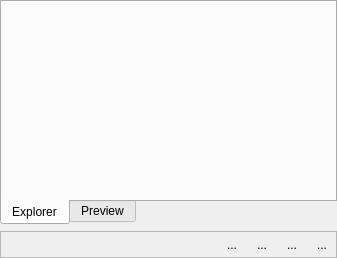
Above: src/terralib/qt/widgets/se/ui/StyleControllerWidgetForm.ui from claudiobogossian/terralib5 before the change. Below: the same form after it.
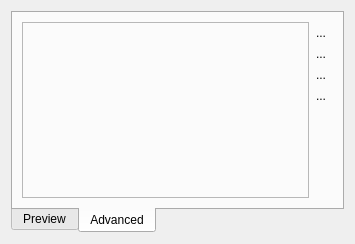
That is the form after the change. The open tabs and pages were chosen to show the change.

Commit message: Change style widget behavior

What changed in the file:
```diff
--- a/src/terralib/qt/widgets/se/ui/StyleControllerWidgetForm.ui
+++ b/src/terralib/qt/widgets/se/ui/StyleControllerWidgetForm.ui
@@ -6,19 +6,14 @@
    <rect>
     <x>0</x>
     <y>0</y>
-    <width>337</width>
-    <height>258</height>
+    <width>355</width>
+    <height>244</height>
    </rect>
   </property>
   <property name="windowTitle">
    <string>Form</string>
   </property>
-  <layout class="QGridLayout" name="gridLayout_8">
-   <property name="margin">
-    <number>0</number>
-   </property>
-   <item row="0" column="0">
-    <layout class="QGridLayout" name="gridLayout_7">
+  <layout class="QGridLayout" name="gridLayout_4">
      <item row="0" column="0">
       <widget class="QTabWidget" name="m_tabWidget">
        <property name="tabPosition">
@@ -27,11 +22,6 @@
        <property name="currentIndex">
         <number>1</number>
        </property>
-       <widget class="QWidget" name="m_explorerTab">
-        <attribute name="title">
-         <string>Explorer</string>
-        </attribute>
-       </widget>
        <widget class="QWidget" name="m_previewTab">
         <attribute name="title">
          <string>Preview</string>
@@ -105,84 +95,89 @@
          </item>
         </layout>
        </widget>
-      </widget>
-     </item>
-     <item row="1" column="0">
-      <widget class="QFrame" name="frame">
-       <property name="frameShape">
-        <enum>QFrame::StyledPanel</enum>
-       </property>
-       <property name="frameShadow">
-        <enum>QFrame::Sunken</enum>
-       </property>
-       <layout class="QGridLayout" name="gridLayout_4">
-        <property name="margin">
-         <number>2</number>
-        </property>
-        <item row="0" column="0">
+     <widget class="QWidget" name="m_explorerTab">
+      <attribute name="title">
+       <string>Advanced</string>
+      </attribute>
          <layout class="QGridLayout" name="gridLayout">
           <item row="0" column="0">
-           <spacer name="horizontalSpacer">
+        <layout class="QHBoxLayout" name="horizontalLayout" stretch="1,0">
+         <property name="spacing">
+          <number>0</number>
+         </property>
+         <item>
+          <widget class="QFrame" name="m_explorerFrame">
+           <property name="frameShape">
+            <enum>QFrame::StyledPanel</enum>
+           </property>
+           <property name="frameShadow">
+            <enum>QFrame::Raised</enum>
+           </property>
+          </widget>
+         </item>
+         <item>
+          <layout class="QVBoxLayout" name="verticalLayout" stretch="0,0,0,0,1">
+           <item>
+            <widget class="QToolButton" name="m_addSymbToolButton">
+             <property name="text">
+              <string>...</string>
+             </property>
+             <property name="autoRaise">
+              <bool>true</bool>
+             </property>
+            </widget>
+           </item>
+           <item>
+            <widget class="QToolButton" name="m_delSymbToolButton">
+             <property name="text">
+              <string>...</string>
+             </property>
+             <property name="autoRaise">
+              <bool>true</bool>
+             </property>
+            </widget>
+           </item>
+           <item>
+            <widget class="QToolButton" name="m_upSymbToolButton">
+             <property name="text">
+              <string>...</string>
+             </property>
+             <property name="autoRaise">
+              <bool>true</bool>
+             </property>
+            </widget>
+           </item>
+           <item>
+            <widget class="QToolButton" name="m_downSymbToolButton">
+             <property name="text">
+              <string>...</string>
+             </property>
+             <property name="autoRaise">
+              <bool>true</bool>
+             </property>
+            </widget>
+           </item>
+           <item>
+            <spacer name="verticalSpacer">
             <property name="orientation">
-             <enum>Qt::Horizontal</enum>
-            </property>
-            <property name="sizeType">
-             <enum>QSizePolicy::MinimumExpanding</enum>
+              <enum>Qt::Vertical</enum>
             </property>
             <property name="sizeHint" stdset="0">
              <size>
               <width>20</width>
-              <height>20</height>
+               <height>40</height>
              </size>
             </property>
            </spacer>
           </item>
-          <item row="0" column="1">
-           <widget class="QToolButton" name="m_upSymbToolButton">
-            <property name="text">
-             <string>...</string>
-            </property>
-            <property name="autoRaise">
-             <bool>true</bool>
-            </property>
-           </widget>
-          </item>
-          <item row="0" column="2">
-           <widget class="QToolButton" name="m_downSymbToolButton">
-            <property name="text">
-             <string>...</string>
-            </property>
-            <property name="autoRaise">
-             <bool>true</bool>
-            </property>
-           </widget>
-          </item>
-          <item row="0" column="3">
-           <widget class="QToolButton" name="m_addSymbToolButton">
-            <property name="text">
-             <string>...</string>
-            </property>
-            <property name="autoRaise">
-             <bool>true</bool>
-            </property>
-           </widget>
-          </item>
-          <item row="0" column="4">
-           <widget class="QToolButton" name="m_delSymbToolButton">
-            <property name="text">
-             <string>...</string>
-            </property>
-            <property name="autoRaise">
-             <bool>true</bool>
-            </property>
-           </widget>
-          </item>
          </layout>
         </item>
        </layout>
-      </widget>
-     </item>
-    </layout>
+       </item>
+      </layout>
+      <zorder></zorder>
+     </widget>
+    </widget>
    </item>
   </layout>
  </widget>
```
Lines whose indentation alone changed are shown as unchanged. The commit also changes 2 other files.
